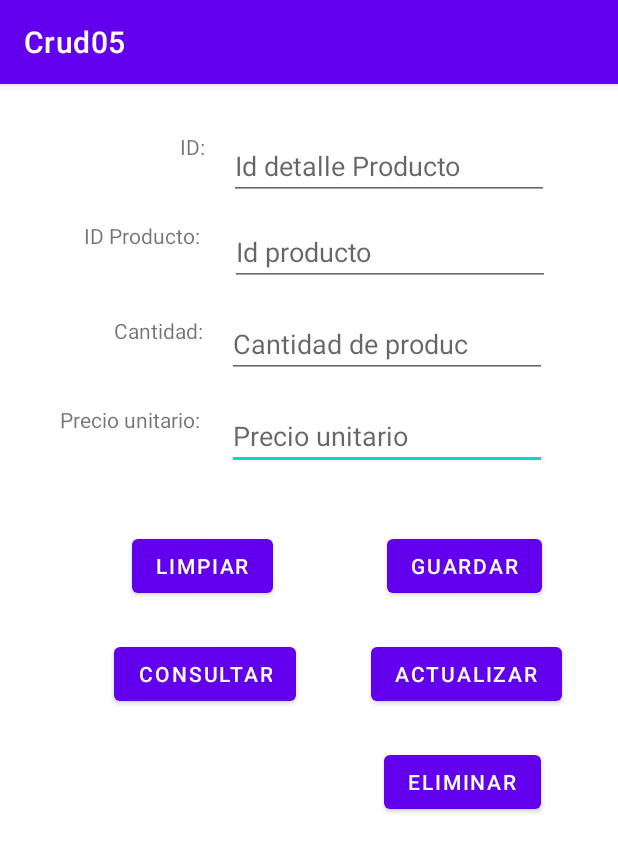
After one commit to EDiaz2104/Proyecto1, an Android app: the DetalleProductoCrudActivity screen opened directly, with no data from a screen before it, on a phone screen of 412 x 824 dp. The commit adds this screen. Shown: the top 852 px of the screen. Run offline under Robolectric (Android 15) with nearby library versions, the phone set to English and light mode, and no system bars.

Commit message:
Se agrega la tabla detalle producto y su CRUD

```diff
--- a/app/src/main/java/com/example/crud05/MainActivity.java
+++ b/app/src/main/java/com/example/crud05/MainActivity.java
@@ -6,10 +6,11 @@ import android.os.Bundle;
 import android.view.View;
 import android.widget.ArrayAdapter;
 import android.widget.ListView;
+import android.widget.Toast;
 
 public class MainActivity extends ListActivity {
-    String[] menu={"Tabla TipoPago","Tabla DetallePedido","Tabla Producto","Tabla Local","Tabla Horario","Tabla Encargado local","Tabla Ubicacion","Tabla Pedido","Tabla Repartidor","Tabla Pedido Asignado"};
-    String[] activities={"TipoPagoActivity","DetallePedidoActivity","ProductoActivity","LocalMenuActivity","HorarioMenuActivity","EncargadoLocalMenuActivity","UbicacionMenuActivity","PedidoMenuActivity","RepartidorMenuActivity","PedidoAsignadoMenuActivity"};
+    String[] menu={"Tabla TipoPago","Tabla DetallePedido","Tabla Producto","Tabla Local","Tabla Horario","Tabla Encargado local","Tabla Ubicacion","Tabla Pedido","Tabla Repartidor","Tabla Pedido Asignado","Tabla Detalle Productos","LLenar Base de datos"}; //No borrar el llenar base
+    String[] activities={"TipoPagoActivity","DetallePedidoActivity","ProductoActivity","LocalMenuActivity","HorarioMenuActivity","EncargadoLocalMenuActivity","UbicacionMenuActivity","PedidoMenuActivity","RepartidorMenuActivity","PedidoAsignadoMenuActivity","DetalleProductoCrudActivity"};
 
     @Override
     public void onCreate(Bundle savedInstanceState) {
@@ -35,6 +36,7 @@ public class MainActivity extends ListActivity {
             }
         }else{
             //CODIGO PARA LLENAR BASE DE DATOS
+            Toast.makeText(this, "Ups!! falta esta funcion", Toast.LENGTH_SHORT).show();
         }
     }
 }
--- /dev/null
+++ b/app/src/main/res/layout/activity_detalle_producto_crud.xml
@@ -0,0 +1,151 @@
+<?xml version="1.0" encoding="utf-8"?>
+<androidx.constraintlayout.widget.ConstraintLayout xmlns:android="http://schemas.android.com/apk/res/android"
+    xmlns:app="http://schemas.android.com/apk/res-auto"
+    xmlns:tools="http://schemas.android.com/tools"
+    android:layout_width="match_parent"
+    android:layout_height="match_parent"
+    tools:context=".DetalleProductoCrudActivity">
+
+    <EditText
+        android:id="@+id/et_precioUniDetalle"
+        android:layout_width="wrap_content"
+        android:layout_height="wrap_content"
+        android:layout_marginStart="18dp"
+        android:layout_marginTop="16dp"
+        android:ems="10"
+        android:hint="Precio unitario"
+        android:inputType="textPersonName"
+        app:layout_constraintStart_toEndOf="@+id/tv_precioUniDetalle"
+        app:layout_constraintTop_toBottomOf="@+id/et_cantidDetalleProc" />
+
+    <TextView
+        android:id="@+id/tv_idDetalleProduc"
+        android:layout_width="wrap_content"
+        android:layout_height="wrap_content"
+        android:layout_marginStart="120dp"
+        android:layout_marginTop="32dp"
+        android:text="ID:"
+        app:layout_constraintStart_toStartOf="parent"
+        app:layout_constraintTop_toTopOf="parent" />
+
+    <TextView
+        android:id="@+id/tv_idProDetalle"
+        android:layout_width="wrap_content"
+        android:layout_height="wrap_content"
+        android:layout_marginStart="56dp"
+        android:layout_marginTop="40dp"
+        android:text="ID Producto:"
+        app:layout_constraintStart_toStartOf="parent"
+        app:layout_constraintTop_toBottomOf="@+id/tv_idDetalleProduc" />
+
+    <TextView
+        android:id="@+id/tv_cantidadDetalle"
+        android:layout_width="wrap_content"
+        android:layout_height="wrap_content"
+        android:layout_marginStart="76dp"
+        android:layout_marginTop="44dp"
+        android:text="Cantidad:"
+        app:layout_constraintStart_toStartOf="parent"
+        app:layout_constraintTop_toBottomOf="@+id/tv_idProDetalle" />
+
+    <TextView
+        android:id="@+id/tv_precioUniDetalle"
+        android:layout_width="wrap_content"
+        android:layout_height="wrap_content"
+        android:layout_marginStart="40dp"
+        android:layout_marginTop="40dp"
+        android:text="Precio unitario:"
+        app:layout_constraintStart_toStartOf="parent"
+        app:layout_constraintTop_toBottomOf="@+id/tv_cantidadDetalle" />
+
+    <EditText
+        android:id="@+id/et_idDetalleProducto"
+        android:layout_width="wrap_content"
+        android:layout_height="wrap_content"
+        android:layout_marginStart="16dp"
+        android:layout_marginTop="32dp"
+        android:ems="10"
+        android:hint="Id detalle Producto"
+        android:inputType="textPersonName"
+        app:layout_constraintStart_toEndOf="@+id/tv_idDetalleProduc"
+        app:layout_constraintTop_toTopOf="parent" />
+
+    <EditText
+        android:id="@+id/et_idProdDetalle"
+        android:layout_width="wrap_content"
+        android:layout_height="wrap_content"
+        android:layout_marginStart="20dp"
+        android:layout_marginTop="12dp"
+        android:ems="10"
+        android:hint="Id producto"
+        android:inputType="textPersonName"
+        app:layout_constraintStart_toEndOf="@+id/tv_idProDetalle"
+        app:layout_constraintTop_toBottomOf="@+id/et_idDetalleProducto" />
+
+    <EditText
+        android:id="@+id/et_cantidDetalleProc"
+        android:layout_width="wrap_content"
+        android:layout_height="wrap_content"
+        android:layout_marginStart="16dp"
+        android:layout_marginTop="16dp"
+        android:ems="10"
+        android:hint="Cantidad de produc"
+        android:inputType="textPersonName"
+        app:layout_constraintStart_toEndOf="@+id/tv_cantidadDetalle"
+        app:layout_constraintTop_toBottomOf="@+id/et_idProdDetalle" />
+
+    <Button
+        android:id="@+id/bt_LDetalleProducto"
+        android:layout_width="wrap_content"
+        android:layout_height="wrap_content"
+        android:layout_marginStart="88dp"
+        android:layout_marginTop="40dp"
+        android:onClick="limpiarTexto"
+        android:text="@string/Limpiar"
+        app:layout_constraintStart_toStartOf="parent"
+        app:layout_constraintTop_toBottomOf="@+id/et_precioUniDetalle" />
+
+    <Button
+        android:id="@+id/bt_CDetalleProducto"
+        android:layout_width="wrap_content"
+        android:layout_height="wrap_content"
+        android:layout_marginStart="76dp"
+        android:layout_marginTop="24dp"
+        android:onClick="consultarDetalleP"
+        android:text="@string/Consultar"
+        app:layout_constraintStart_toStartOf="parent"
+        app:layout_constraintTop_toBottomOf="@+id/bt_LDetalleProducto" />
+
+    <Button
+        android:id="@+id/bt_GDetalleProducto"
+        android:layout_width="wrap_content"
+        android:layout_height="wrap_content"
+        android:layout_marginStart="76dp"
+        android:layout_marginTop="40dp"
+        android:onClick="insertarDetalleP"
+        android:text="@string/Guardar"
+        app:layout_constraintStart_toEndOf="@+id/bt_LDetalleProducto"
+        app:layout_constraintTop_toBottomOf="@+id/et_precioUniDetalle" />
+
+    <Button
+        android:id="@+id/bt_ADetalleProducto"
+        android:layout_width="wrap_content"
+        android:layout_height="wrap_content"
+        android:layout_marginStart="50dp"
+        android:layout_marginTop="24dp"
+        android:onClick="actualizarDetalleP"
+        android:text="@string/Actualizar"
+        app:layout_constraintStart_toEndOf="@+id/bt_CDetalleProducto"
+        app:layout_constraintTop_toBottomOf="@+id/bt_GDetalleProducto" />
+
+    <Button
+        android:id="@+id/bt_EDetalleProducto"
+        android:layout_width="wrap_content"
+        android:layout_height="wrap_content"
+        android:layout_marginStart="256dp"
+        android:layout_marginTop="24dp"
+        android:onClick="eliminarDetalleP"
+        android:text="@string/Eliminar"
+        app:layout_constraintStart_toStartOf="parent"
+        app:layout_constraintTop_toBottomOf="@+id/bt_ADetalleProducto" />
+</androidx.constraintlayout.widget.ConstraintLayout>
```
Also changed, not shown: app/src/main/AndroidManifest.xml (+14 -13 lines), app/src/main/java/com/example/crud05/ControlBD.java (+68 -2 lines), app/src/main/java/com/example/crud05/DetalleProducto.java (added, +51 -0 lines), app/src/main/java/com/example/crud05/DetalleProductoCrudActivity.java (added, +113 -0 lines).
